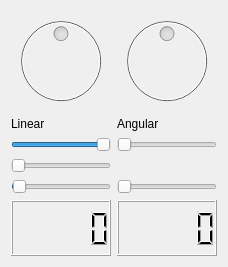
Qt form src/roverteleop.ui (nhorro/roverstation) before a commit.
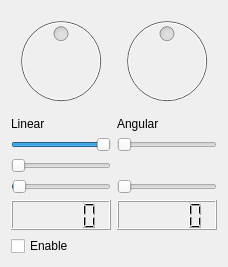
The same form after that commit.

Commit message: new command mode. ui

```diff
--- a/src/roverteleop.ui
+++ b/src/roverteleop.ui
@@ -168,6 +168,13 @@
      </item>
     </layout>
    </item>
+   <item row="1" column="0">
+    <widget class="QCheckBox" name="cb_enabled">
+     <property name="text">
+      <string>Enable</string>
+     </property>
+    </widget>
+   </item>
   </layout>
  </widget>
  <resources/>
```
The commit also changes 5 other files.
